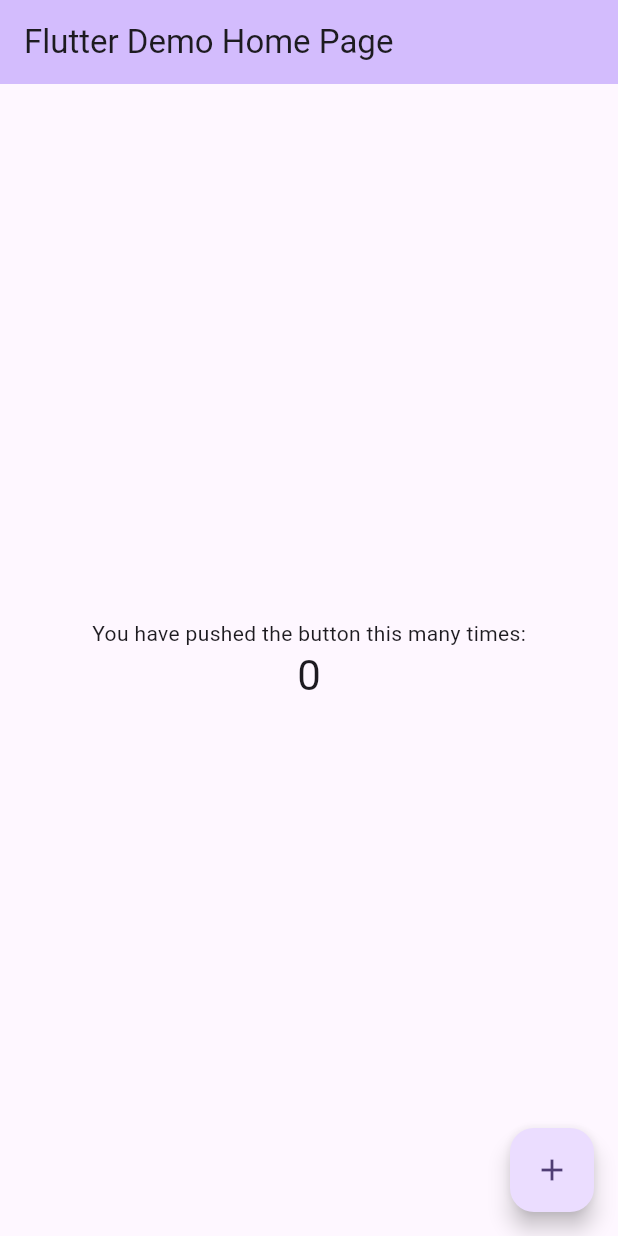
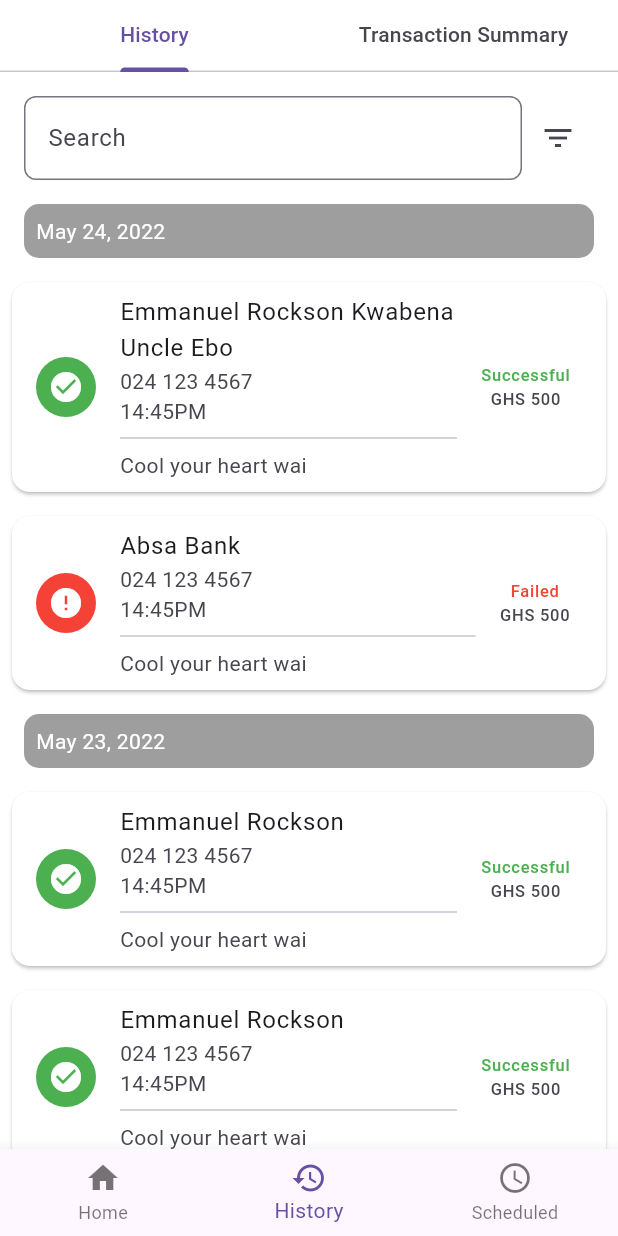
Before and after one commit to jochyybasil/hubtel_coding_challenge, a Flutter app: the screen it shows after launch, on a phone screen of 412 x 824 dp. Run offline on Flutter 3.47's test engine with Material 3 defaults, Android fonts, the light colour scheme and no system bars.

Commit message:
send money history

```diff
--- a/send_money_history/lib/main.dart
+++ b/send_money_history/lib/main.dart
@@ -1,125 +1,274 @@
 import 'package:flutter/material.dart';
 
 void main() {
-  runApp(const MyApp());
+  runApp(MyApp());
 }
 
 class MyApp extends StatelessWidget {
-  const MyApp({super.key});
-
-  // This widget is the root of your application.
   @override
   Widget build(BuildContext context) {
     return MaterialApp(
-      title: 'Flutter Demo',
+      debugShowCheckedModeBanner: false,
+      home: HomePage(),
       theme: ThemeData(
-        // This is the theme of your application.
-        //
-        // TRY THIS: Try running your application with "flutter run". You'll see
-        // the application has a purple toolbar. Then, without quitting the app,
-        // try changing the seedColor in the colorScheme below to Colors.green
-        // and then invoke "hot reload" (save your changes or press the "hot
-        // reload" button in a Flutter-supported IDE, or press "r" if you used
-        // the command line to start the app).
-        //
-        // Notice that the counter didn't reset back to zero; the application
-        // state is not lost during the reload. To reset the state, use hot
-        // restart instead.
-        //
-        // This works for code too, not just values: Most code changes can be
-        // tested with just a hot reload.
-        colorScheme: ColorScheme.fromSeed(seedColor: Colors.deepPurple),
-        useMaterial3: true,
+        primarySwatch: Colors.blue,
       ),
-      home: const MyHomePage(title: 'Flutter Demo Home Page'),
     );
   }
 }
 
-class MyHomePage extends StatefulWidget {
-  const MyHomePage({super.key, required this.title});
-
-  // This widget is the home page of your application. It is stateful, meaning
-  // that it has a State object (defined below) that contains fields that affect
-  // how it looks.
-
-  // This class is the configuration for the state. It holds the values (in this
-  // case the title) provided by the parent (in this case the App widget) and
-  // used by the build method of the State. Fields in a Widget subclass are
-  // always marked "final".
-
-  final String title;
-
+class HomePage extends StatefulWidget {
   @override
-  State<MyHomePage> createState() => _MyHomePageState();
+  _HomePageState createState() => _HomePageState();
 }
 
-class _MyHomePageState extends State<MyHomePage> {
-  int _counter = 0;
+class _HomePageState extends State<HomePage> {
+  int _selectedIndex = 1;
 
-  void _incrementCounter() {
+  static List<Widget> _pages = <Widget>[
+    Center(child: Text('Home')),
+    HistoryPage(),
+    Center(child: Text('Scheduled')),
+  ];
+
+  void _onItemTapped(int index) {
     setState(() {
-      // This call to setState tells the Flutter framework that something has
-      // changed in this State, which causes it to rerun the build method below
-      // so that the display can reflect the updated values. If we changed
-      // _counter without calling setState(), then the build method would not be
-      // called again, and so nothing would appear to happen.
-      _counter++;
+      _selectedIndex = index;
     });
   }
 
   @override
   Widget build(BuildContext context) {
-    // This method is rerun every time setState is called, for instance as done
-    // by the _incrementCounter method above.
-    //
-    // The Flutter framework has been optimized to make rerunning build methods
-    // fast, so that you can just rebuild anything that needs updating rather
-    // than having to individually change instances of widgets.
     return Scaffold(
-      appBar: AppBar(
-        // TRY THIS: Try changing the color here to a specific color (to
-        // Colors.amber, perhaps?) and trigger a hot reload to see the AppBar
-        // change color while the other colors stay the same.
-        backgroundColor: Theme.of(context).colorScheme.inversePrimary,
-        // Here we take the value from the MyHomePage object that was created by
-        // the App.build method, and use it to set our appbar title.
-        title: Text(widget.title),
+      backgroundColor: Colors.white,
+      body: _pages.elementAt(_selectedIndex),
+      bottomNavigationBar: BottomNavigationBar(
+        items: const <BottomNavigationBarItem>[
+          BottomNavigationBarItem(
+            icon: Icon(Icons.home),
+            label: 'Home',
+          ),
+          BottomNavigationBarItem(
+            icon: Icon(Icons.history),
+            label: 'History',
+          ),
+          BottomNavigationBarItem(
+            icon: Icon(Icons.schedule),
+            label: 'Scheduled',
+          ),
+        ],
+        currentIndex: _selectedIndex,
+        onTap: _onItemTapped,
       ),
-      body: Center(
-        // Center is a layout widget. It takes a single child and positions it
-        // in the middle of the parent.
-        child: Column(
-          // Column is also a layout widget. It takes a list of children and
-          // arranges them vertically. By default, it sizes itself to fit its
-          // children horizontally, and tries to be as tall as its parent.
-          //
-          // Column has various properties to control how it sizes itself and
-          // how it positions its children. Here we use mainAxisAlignment to
-          // center the children vertically; the main axis here is the vertical
-          // axis because Columns are vertical (the cross axis would be
-          // horizontal).
-          //
-          // TRY THIS: Invoke "debug painting" (choose the "Toggle Debug Paint"
-          // action in the IDE, or press "p" in the console), to see the
-          // wireframe for each widget.
+    );
+  }
+}
+
+class HistoryPage extends StatefulWidget {
+  @override
+  _HistoryPageState createState() => _HistoryPageState();
+}
+
+class _HistoryPageState extends State<HistoryPage> {
+  bool _isLoading = true;
+
+  @override
+  void initState() {
+    super.initState();
+    // Simulating data loading delay
+    Future.delayed(Duration(seconds: 2), () {
+      setState(() {
+        _isLoading = false;
+      });
+    });
+  }
+
+  @override
+  Widget build(BuildContext context) {
+    return DefaultTabController(
+      length: 2,
+      child: Scaffold(
+        backgroundColor: Colors.white,
+        body: _isLoading
+            ? Center(child: CircularProgressIndicator())
+            : Column(
+                children: [
+                  TabBar(
+                    tabs: [
+                      Tab(text: 'History'),
+                      Tab(text: 'Transaction Summary'),
+                    ],
+                  ),
+
+                  Expanded(
+                    child: TabBarView(
+                      children: [
+                        ListView(
+                          padding: EdgeInsets.all(8.0),
+                          children: [
+                            SearchBar(),
+                            Padding(
+                              padding: const EdgeInsets.all(8.0),
+                              child: SizedBox(
+                                width: 10,
+                                child: Container(
+                                  decoration: BoxDecoration(
+                                    color: Colors.grey,
+                                    borderRadius: BorderRadius.circular(10),
+                                  ),
+                                  padding: EdgeInsets.all(8),
+                                  child: Text('May 24, 2022', style: TextStyle(color: Colors.white)),
+                                ),
+                              ),
+                            ),
+                            TransactionCard(
+                              time: '14:45PM',
+                              recipient: 'Emmanuel Rockson Kwabena Uncle Ebo',
+                              phone: '024 123 4567',
+                              amount: 'GHS 500',
+                              status: 'Successful',
+                              note: 'Cool your heart wai',
+                              isSuccessful: true,
+                            ),
+                            TransactionCard(
+                              time: '14:45PM',
+                              recipient: 'Absa Bank',
+                              phone: '024 123 4567',
+                              amount: 'GHS 500',
+                              status: 'Failed',
+                              note: 'Cool your heart wai',
+                              isSuccessful: false,
+                            ),
+                            Padding(
+                              padding: const EdgeInsets.all(8.0),
+                              child: SizedBox(
+                                width: 10,
+                                child: Container(
+                                  decoration: BoxDecoration(
+                                    color: Colors.grey,
+                                    borderRadius: BorderRadius.circular(10),
+                                  ),
+                                  padding: EdgeInsets.all(8),
+                                  child: Text('May 23, 2022', style: TextStyle(color: Colors.white)),
+                                ),
+                              ),
+                            ),
+                            TransactionCard(
+                              time: '14:45PM',
+                              recipient: 'Emmanuel Rockson',
+                              phone: '024 123 4567',
+                              amount: 'GHS 500',
+                              status: 'Successful',
+                              note: 'Cool your heart wai',
+                              isSuccessful: true,
+                            ),
+                            TransactionCard(
+                              time: '14:45PM',
+                              recipient: 'Emmanuel Rockson',
+                              phone: '024 123 4567',
+                              amount: 'GHS 500',
+                              status: 'Successful',
+                              note: 'Cool your heart wai',
+                              isSuccessful: true,
+                            ),
+                          ],
+                        ),
+                        Center(child: Text('Transaction Summary')),
+                      ],
+                    ),
+                  ),
+                ],
+              ),
+      ),
+    );
+  }
+}
+
+class SearchBar extends StatelessWidget {
+  @override
+  Widget build(BuildContext context) {
+    return Padding(
+      padding: const EdgeInsets.symmetric(vertical: 8.0, horizontal: 8.0),
+      child: Row(
+        children: [
+          Expanded(
+            child: TextField(
+              decoration: InputDecoration(
+                hintText: 'Search',
+                border: OutlineInputBorder(
+                  borderRadius: BorderRadius.circular(8.0),
+                ),
+              ),
+            ),
+          ),
+          IconButton(
+            icon: Icon(Icons.filter_list),
+            onPressed: () {
+
+            },
+          ),
+        ],
+      ),
+    );
+  }
+}
+
+
+class TransactionCard extends StatelessWidget {
+  final String time;
+  final String recipient;
+  final String phone;
+  final String amount;
+  final String status;
+  final String note;
+  final bool isSuccessful;
+
+  TransactionCard({
+    required this.time,
+    required this.recipient,
+    required this.phone,
+    required this.amount,
+    required this.status,
+    required this.note,
+    required this.isSuccessful,
+  });
+
+  @override
+  Widget build(BuildContext context) {
+    return Card(
+      margin: EdgeInsets.symmetric(vertical: 8.0),
+      color: Colors.white,
+      child: ListTile(
+        leading: CircleAvatar(
+          backgroundColor: isSuccessful ? Colors.green : Colors.red,
+          child: Icon(
+            isSuccessful ? Icons.check_circle : Icons.error,
+            color: Colors.white,
+          ),
+        ),
+        title: Text(recipient),
+        subtitle: Column(
+          crossAxisAlignment: CrossAxisAlignment.start,
+          children: [
+            Text(phone),
+            Text(time),
+            Divider(),
+            Text(note),
+          ],
+        ),
+        trailing: Column(
           mainAxisAlignment: MainAxisAlignment.center,
-          children: <Widget>[
-            const Text(
-              'You have pushed the button this many times:',
+          children: [
+            Text(
+              status,
+              style: TextStyle(
+                color: isSuccessful ? Colors.green : Colors.red,
+              ),
             ),
-            Text(
-              '$_counter',
-              style: Theme.of(context).textTheme.headlineMedium,
-            ),
+            Text(amount),
           ],
         ),
       ),
-      floatingActionButton: FloatingActionButton(
-        onPressed: _incrementCounter,
-        tooltip: 'Increment',
-        child: const Icon(Icons.add),
-      ), // This trailing comma makes auto-formatting nicer for build methods.
     );
   }
 }
```
